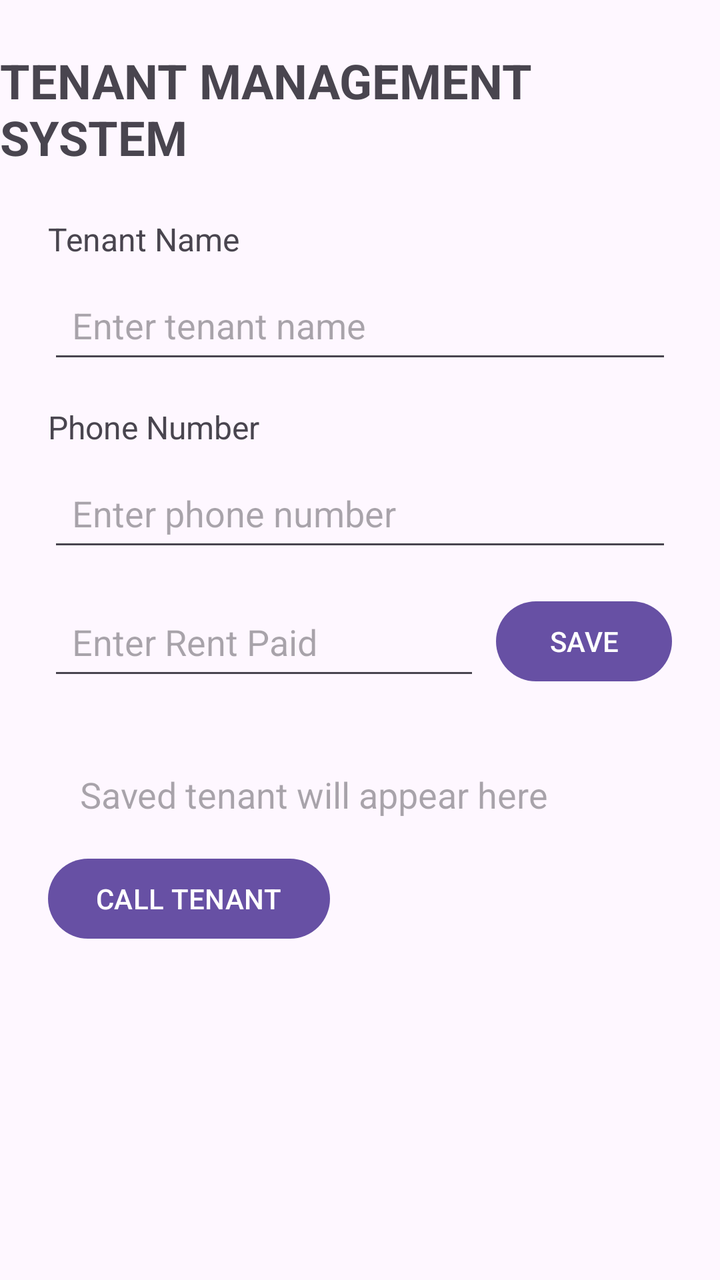
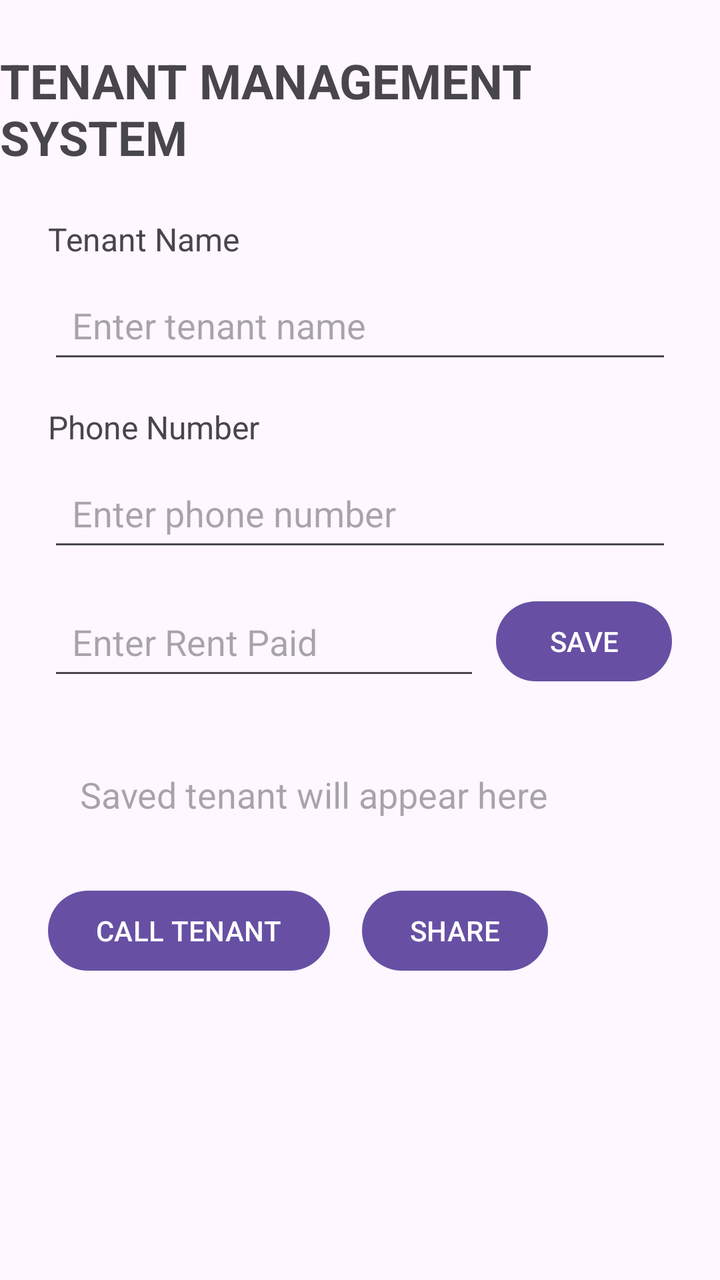

Compare the two renders of this Android layout. The source of the first and the diff that turns it into the second are given below.
<!-- AndroidManifest.xml: application theme Theme.TenantMnanagementSystem -->
<!-- res/layout/activity_main.xml -->
<?xml version="1.0" encoding="utf-8"?>
<layout xmlns:android="http://schemas.android.com/apk/res/android"
    xmlns:app="http://schemas.android.com/apk/res-auto">

    <data>
        <variable
            name="tenant"
            type="com.example.tenantmnanagementsystem.Tenant" />
    </data>

    <androidx.constraintlayout.widget.ConstraintLayout
        android:layout_width="match_parent"
        android:layout_height="match_parent">

        <TextView
            android:id="@+id/titleTextView"
            android:layout_width="wrap_content"
            android:layout_height="wrap_content"
            android:text="TENANT MANAGEMENT SYSTEM"
            android:textSize="24sp"
            android:textStyle="bold"
            android:layout_marginTop="24dp"
            app:layout_constraintTop_toTopOf="parent"
            app:layout_constraintStart_toStartOf="parent"
            app:layout_constraintEnd_toEndOf="parent" />

        <TextView
            android:id="@+id/tenantNameLabel"
            android:layout_width="wrap_content"
            android:layout_height="wrap_content"
            android:text="Tenant Name"
            android:textSize="16sp"
            android:layout_marginTop="24dp"
            android:layout_marginStart="24dp"
            app:layout_constraintTop_toBottomOf="@id/titleTextView"
            app:layout_constraintStart_toStartOf="parent" />

        <EditText
            android:id="@+id/tenantNameEditText"
            android:layout_width="0dp"
            android:layout_height="wrap_content"
            android:hint="Enter tenant name"
            android:minHeight="48dp"
            android:padding="12dp"
            android:layout_marginTop="8dp"
            android:layout_marginStart="24dp"
            android:layout_marginEnd="24dp"
            app:layout_constraintTop_toBottomOf="@id/tenantNameLabel"
            app:layout_constraintStart_toStartOf="parent"
            app:layout_constraintEnd_toEndOf="parent" />

        <TextView
            android:id="@+id/phoneLabel"
            android:layout_width="wrap_content"
            android:layout_height="wrap_content"
            android:text="Phone Number"
            android:textSize="16sp"
            android:layout_marginTop="16dp"
            android:layout_marginStart="24dp"
            app:layout_constraintTop_toBottomOf="@id/tenantNameEditText"
            app:layout_constraintStart_toStartOf="parent" />

        <EditText
            android:id="@+id/phoneEditText"
            android:layout_width="0dp"
            android:layout_height="wrap_content"
            android:hint="Enter phone number"
            android:inputType="phone"
            android:minHeight="48dp"
            android:padding="12dp"
            android:layout_marginTop="8dp"
            android:layout_marginStart="24dp"
            android:layout_marginEnd="24dp"
            app:layout_constraintTop_toBottomOf="@id/phoneLabel"
            app:layout_constraintStart_toStartOf="parent"
            app:layout_constraintEnd_toEndOf="parent" />

        <EditText
            android:id="@+id/rentEditText"
            android:layout_width="0dp"
            android:layout_height="wrap_content"
            android:hint="Enter Rent Paid"
            android:inputType="numberDecimal"
            android:minHeight="48dp"
            android:padding="12dp"
            android:layout_marginStart="24dp"
            android:layout_marginTop="16dp"
            android:layout_marginEnd="8dp"
            app:layout_constraintTop_toBottomOf="@id/phoneEditText"
            app:layout_constraintStart_toStartOf="parent"
            app:layout_constraintEnd_toStartOf="@id/saveButton" />

        <Button
            android:id="@+id/saveButton"
            android:layout_width="wrap_content"
            android:layout_height="wrap_content"
            android:text="SAVE"
            android:layout_marginEnd="24dp"
            app:layout_constraintTop_toTopOf="@id/rentEditText"
            app:layout_constraintEnd_toEndOf="parent" />

        <TextView
            android:id="@+id/tenantResultTextView"
            android:layout_width="0dp"
            android:layout_height="wrap_content"
            android:text="@{tenant.summary()}"
            android:hint="Saved tenant will appear here"
            android:textSize="18sp"
            android:padding="16dp"
            android:layout_margin="24dp"
            app:layout_constraintTop_toBottomOf="@id/rentEditText"
            app:layout_constraintStart_toStartOf="parent"
            app:layout_constraintEnd_toEndOf="parent" />

        <Button
            android:id="@+id/callButton"
            android:layout_width="wrap_content"
            android:layout_height="wrap_content"
            android:text="CALL TENANT"
            android:layout_marginStart="24dp"
            app:layout_constraintTop_toBottomOf="@id/tenantResultTextView"
            app:layout_constraintStart_toStartOf="parent" />

    </androidx.constraintlayout.widget.ConstraintLayout>
</layout>
<!-- resources referenced by this layout -->
<resources>
  <style name="Theme.TenantMnanagementSystem" parent="Base.Theme.TenantMnanagementSystem" />
  <style name="Base.Theme.TenantMnanagementSystem" parent="Theme.Material3.DayNight.NoActionBar">
          
          
      </style>
</resources>

<!-- the commit's change to res/layout/activity_main.xml (unified diff, before → after) -->
@@ -118,8 +118,18 @@
             android:layout_height="wrap_content"
             android:text="CALL TENANT"
             android:layout_marginStart="24dp"
+            android:layout_marginTop="16dp"
             app:layout_constraintTop_toBottomOf="@id/tenantResultTextView"
             app:layout_constraintStart_toStartOf="parent" />
 
+        <Button
+            android:id="@+id/shareButton"
+            android:layout_width="wrap_content"
+            android:layout_height="wrap_content"
+            android:text="SHARE"
+            android:layout_marginStart="16dp"
+            app:layout_constraintTop_toTopOf="@id/callButton"
+            app:layout_constraintStart_toEndOf="@id/callButton" />
+
     </androidx.constraintlayout.widget.ConstraintLayout>
 </layout>
